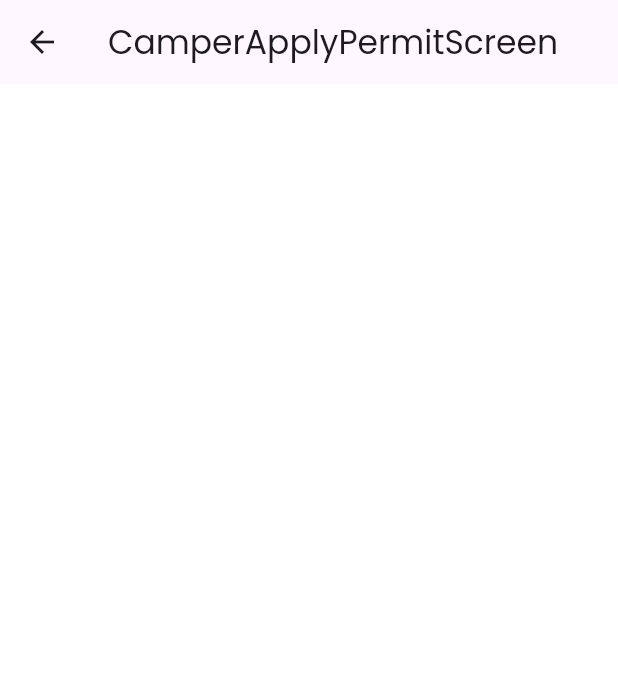
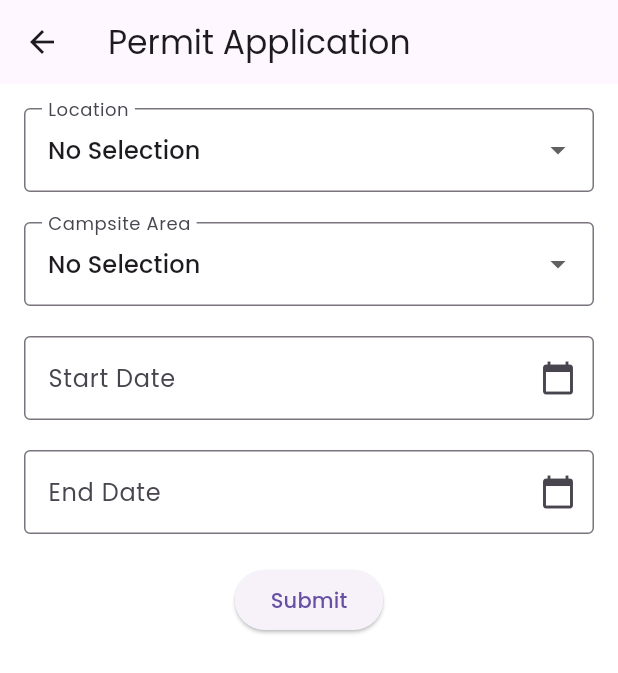
Before and after one commit to qinyeeLisa/campsite-permit-app, a Flutter app: the CamperApplyPermitScreen screen opened by its route, on a phone screen of 412 x 824 dp. Shown: the top 673 px of the screen. Run offline on Flutter 3.47's test engine with Material 3 defaults, Android fonts, the phone set to English and light mode, and no system bars; our stand-ins replace flutter_svg, google_fonts.

Commit message:
added layout for apply permit for camper

```diff
--- a/lib/Screens/Camper/camper_apply_permit_screen.dart
+++ b/lib/Screens/Camper/camper_apply_permit_screen.dart
@@ -1,4 +1,5 @@
 import 'package:flutter/material.dart';
+import 'package:intl/intl.dart'; // For date formatting
 
 class CamperApplyPermitScreen extends StatefulWidget {
   const CamperApplyPermitScreen({super.key});
@@ -9,11 +10,174 @@ class CamperApplyPermitScreen extends StatefulWidget {
 }
 
 class _CamperApplyPermitScreenState extends State<CamperApplyPermitScreen> {
+  // Dropdown options
+  final List<String> _locations = [
+    'No Selection',
+    'East Coast Park',
+    'Pasir Ris Park',
+    'West Coast Park',
+    'Changi Beach Park'
+  ];
+
+  final List<String> _areas = [
+    'No Selection',
+    'North',
+    'South',
+    'East',
+    'West'
+  ];
+
+  // Selected values
+  String _selectedLocation = 'No Selection';
+  String _selectedArea = 'No Selection';
+
+  // Date fields
+  DateTime? _startDate;
+  DateTime? _endDate;
+
+  final DateFormat _dateFormat = DateFormat('yyyy-MM-dd');
+
+  // Function to pick a date
+  Future<void> _selectDate(BuildContext context, bool isStartDate) async {
+    DateTime? pickedDate = await showDatePicker(
+      context: context,
+      initialDate: DateTime.now(),
+      firstDate: DateTime(2000),
+      lastDate: DateTime(2101),
+    );
+
+    if (pickedDate != null) {
+      setState(() {
+        if (isStartDate) {
+          _startDate = pickedDate;
+        } else {
+          _endDate = pickedDate;
+        }
+      });
+    }
+  }
+
+  void _submitPermitApplication() {
+    // Handle submission logic
+    if (_selectedLocation == 'No Selection' ||
+        _selectedArea == 'No Selection') {
+      ScaffoldMessenger.of(context).showSnackBar(
+        SnackBar(content: Text('Please select a location and an area.')),
+      );
+      return;
+    }
+
+    if (_startDate == null || _endDate == null) {
+      ScaffoldMessenger.of(context).showSnackBar(
+        SnackBar(content: Text('Please select both start and end dates.')),
+      );
+      return;
+    }
+
+    // Example submission logic
+    ScaffoldMessenger.of(context).showSnackBar(
+      SnackBar(content: Text('Permit application submitted successfully!')),
+    );
+
+    // Implement further submission logic such as sending data to a server
+  }
+
   @override
   Widget build(BuildContext context) {
     return Scaffold(
       appBar: AppBar(
-        title: Text("CamperApplyPermitScreen"),
+        title: Text("Permit Application"),
+      ),
+      body: Padding(
+        padding: const EdgeInsets.all(16.0),
+        child: Column(
+          crossAxisAlignment: CrossAxisAlignment.start,
+          children: <Widget>[
+            // Location Dropdown
+            DropdownButtonFormField<String>(
+              decoration: InputDecoration(
+                labelText: 'Location',
+                border: OutlineInputBorder(),
+              ),
+              value: _selectedLocation,
+              items: _locations.map((location) {
+                return DropdownMenuItem(
+                  value: location,
+                  child: Text(location),
+                );
+              }).toList(),
+              onChanged: (newValue) {
+                setState(() {
+                  _selectedLocation = newValue!;
+                });
+              },
+            ),
+            SizedBox(height: 20),
+
+            // Area Dropdown
+            DropdownButtonFormField<String>(
+              decoration: InputDecoration(
+                labelText: 'Campsite Area',
+                border: OutlineInputBorder(),
+              ),
+              value: _selectedArea,
+              items: _areas.map((area) {
+                return DropdownMenuItem(
+                  value: area,
+                  child: Text(area),
+                );
+              }).toList(),
+              onChanged: (newValue) {
+                setState(() {
+                  _selectedArea = newValue!;
+                });
+              },
+            ),
+            SizedBox(height: 20),
+
+            // Start Date Picker
+            TextFormField(
+              readOnly: true,
+              decoration: InputDecoration(
+                labelText: 'Start Date',
+                border: OutlineInputBorder(),
+                suffixIcon: IconButton(
+                  icon: Icon(Icons.calendar_today),
+                  onPressed: () => _selectDate(context, true),
+                ),
+              ),
+              controller: TextEditingController(
+                text: _startDate != null ? _dateFormat.format(_startDate!) : '',
+              ),
+            ),
+            SizedBox(height: 20),
+
+            // End Date Picker
+            TextFormField(
+              readOnly: true,
+              decoration: InputDecoration(
+                labelText: 'End Date',
+                border: OutlineInputBorder(),
+                suffixIcon: IconButton(
+                  icon: Icon(Icons.calendar_today),
+                  onPressed: () => _selectDate(context, false),
+                ),
+              ),
+              controller: TextEditingController(
+                text: _endDate != null ? _dateFormat.format(_endDate!) : '',
+              ),
+            ),
+            SizedBox(height: 20),
+
+            // Submit Button
+            Center(
+              child: ElevatedButton(
+                onPressed: _submitPermitApplication,
+                child: Text('Submit'),
+              ),
+            ),
+          ],
+        ),
       ),
     );
   }
--- a/pubspec.yaml
+++ b/pubspec.yaml
@@ -38,6 +38,7 @@ dependencies:
   # The following adds the Cupertino Icons font to your application.
   # Use with the CupertinoIcons class for iOS style icons.
   cupertino_icons: ^1.0.6
+  intl: ^0.19.0
 
 dev_dependencies:
   flutter_test:
```
Also changed, not shown: lib/Screens/Camper/camper_home_screen.dart (+9 -12 lines), pubspec.lock.
